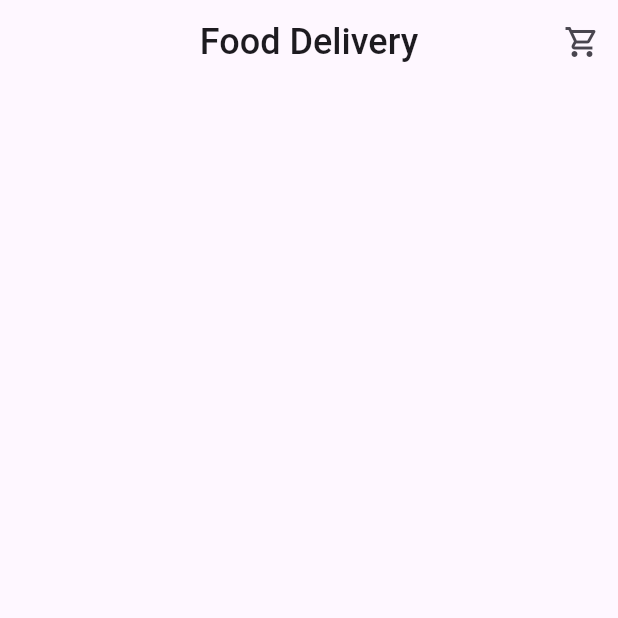
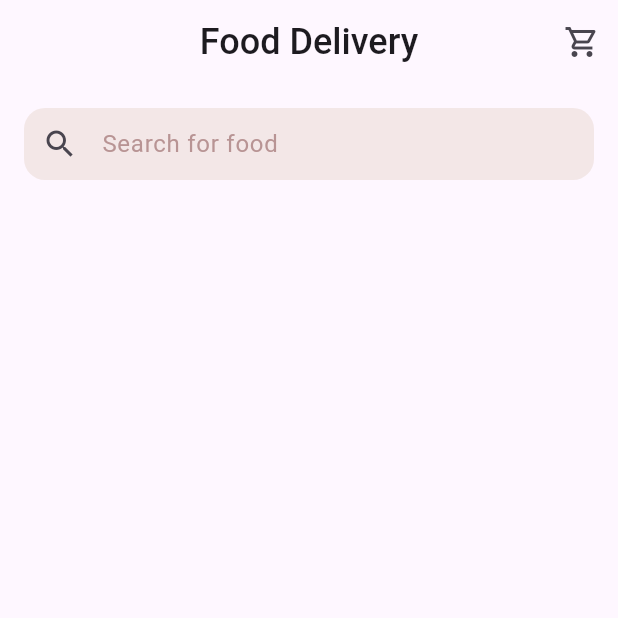
Before and after one commit to OmarAfifi-CSE/DEPI-Flutter, a Flutter app: the screen it shows after launch, on a phone screen of 412 x 824 dp, the top half of it. Run offline on Flutter 3.47's test engine with Material 3 defaults, Android fonts, the phone set to English and light mode, and no system bars.

Commit message:
create search bar

```diff
--- a/task6/lib/screens/home_screen.dart
+++ b/task6/lib/screens/home_screen.dart
@@ -19,6 +19,31 @@ class HomeScreen extends StatelessWidget {
           ),
         ],
       ),
+      body: Padding(
+        padding: const EdgeInsets.all(16.0),
+        child: SingleChildScrollView(
+          child: Column(
+            children: [
+              TextField(
+                decoration: InputDecoration(
+                  prefixIcon: const Icon(Icons.search),
+                  hintText: 'Search for food',
+                  hintStyle: const TextStyle(
+                    color: Color(0xffB89494),
+                  ),
+                  contentPadding: EdgeInsets.symmetric(vertical: 12.0),
+                  border: OutlineInputBorder(
+                    borderRadius: BorderRadius.circular(14),
+                    borderSide: BorderSide.none,
+                  ),
+                  filled: true,
+                  fillColor: Color(0xffF3E7E7),
+                ),
+              ),
+            ],
+          ),
+        ),
+      ),
     );
   }
 }
```
